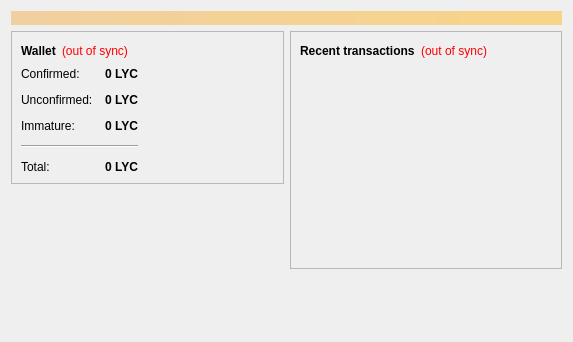
The window that src/qt/forms/overviewpage.ui (lycancoin/lycancoin-release) describes before a commit, drawn with Qt 5.
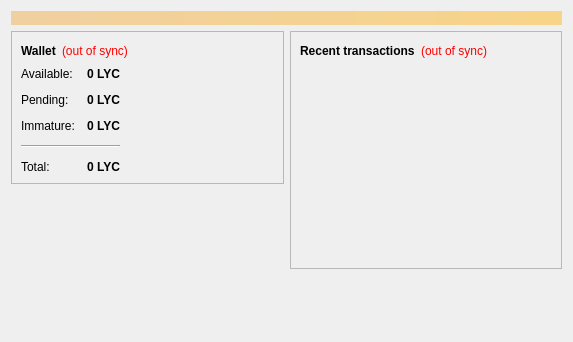
The same window after the commit. Icons and pictures are not drawn.

What changed in the file:
```diff
--- a/src/qt/forms/overviewpage.ui
+++ b/src/qt/forms/overviewpage.ui
@@ -105,7 +105,7 @@
             <item row="0" column="0">
              <widget class="QLabel" name="label">
               <property name="text">
-               <string>Confirmed:</string>
+               <string>Available:</string>
               </property>
              </widget>
             </item>
@@ -137,7 +137,7 @@
             <item row="1" column="0">
              <widget class="QLabel" name="label_3">
               <property name="text">
-               <string>Unconfirmed:</string>
+               <string>Pending:</string>
               </property>
              </widget>
             </item>
```
